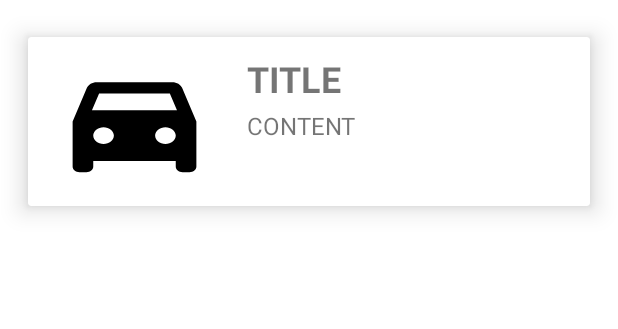
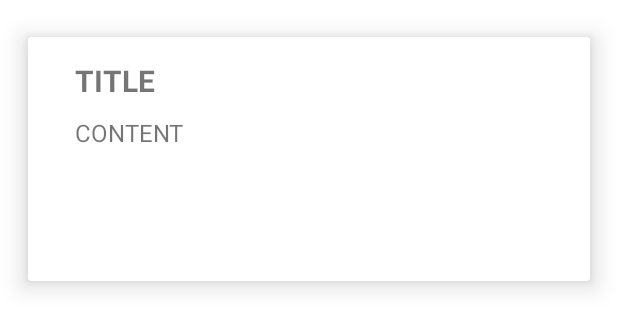
Before and after one commit to SchifName/MyGarage, an Android app: the layout notification_item.xml on its own in the app's theme, with its tools: preview values and no code run, on a phone screen of 412 x 824 dp. Shown: the top 329 px of the screen. Run offline under Robolectric (Android 15) with nearby library versions, the phone set to English and light mode, and no system bars.

Commit message:
Not working+

```diff
--- a/app/src/main/java/com/example/mygarage/notificationManager/modelNotification/Notification.kt
+++ b/app/src/main/java/com/example/mygarage/notificationManager/modelNotification/Notification.kt
@@ -10,5 +10,6 @@ data class Notification(
     @ColumnInfo val title: String,
     @ColumnInfo val content: String,
     @ColumnInfo val brand: String,
-    @ColumnInfo val model: String
+    @ColumnInfo val model: String,
+    @ColumnInfo val mileage: String
 )
--- a/app/src/main/java/com/example/mygarage/notificationManager/viewModelNotificationManager/NotificationManagerViewModel.kt
+++ b/app/src/main/java/com/example/mygarage/notificationManager/viewModelNotificationManager/NotificationManagerViewModel.kt
@@ -26,6 +26,7 @@ class NotificationManagerViewModel(
         carId: Long,
         carBrand: String,
         carModel: String,
+        carMileage: String
     ) {
         val dataToWorker: Data =
             workDataOf(
@@ -47,7 +48,7 @@ class NotificationManagerViewModel(
 
         //Adding notification to the database
         val notification =
-            Notification(title = title, content = content, brand = carBrand, model = carModel)
+            Notification(title = title, content = content, brand = carBrand, model = carModel, mileage = carMileage)
         viewModelScope.launch {
             notificationDao.insert(notification)
         }
--- a/app/src/main/java/com/example/mygarage/ui/addCar/AddNewCarFragment.kt
+++ b/app/src/main/java/com/example/mygarage/ui/addCar/AddNewCarFragment.kt
@@ -160,6 +160,7 @@ class AddNewCarFragment : Fragment() {
             val id = carAddArgs.carId2
             val brand = binding.carBrandAddText.text.toString()
             val model = binding.carModelAddText.text.toString()
+            val mileage = binding.carMileageAddText.text.toString()
 
             if (binding.carMileageAddText.text.toString().toDouble() >= 100000){
                 notificationViewModel.scheduleReminder(
@@ -171,7 +172,8 @@ class AddNewCarFragment : Fragment() {
                     getString(R.string.service_car_context_text, brand, model),
                     id,
                     brand,
-                    model
+                    model,
+                    mileage
                 )
             }
 
@@ -183,7 +185,7 @@ class AddNewCarFragment : Fragment() {
                 FuelType = binding.carFuelTypeAddText.text.toString(),
                 Power = binding.carPowerAddText.text.toString().toInt(),
                 Price = binding.carPriceAddText.text.toString().toDouble(),
-                Mileage = binding.carMileageAddText.text.toString().toDouble(),
+                Mileage = mileage.toDouble(),
                 Image = checkIfInsertIsNull(createBitmapFromView(binding.imageViewAddImage))
             )
 
--- a/app/src/main/res/layout/notification_item.xml
+++ b/app/src/main/res/layout/notification_item.xml
@@ -14,7 +14,7 @@
     <androidx.cardview.widget.CardView
         android:id="@+id/card"
         android:layout_width="match_parent"
-        android:layout_height="150dp"
+        android:layout_height="200dp"
         android:layout_margin="6dp"
         app:cardElevation="10dp"
         app:cardMaxElevation="12dp"
@@ -30,31 +30,18 @@
             android:layout_marginStart="@dimen/card_margin"
             android:layout_marginEnd="@dimen/card_margin">
 
-            <ImageView
-                android:id="@+id/car_image"
-                android:layout_width="110dp"
-                android:layout_height="90dp"
-                android:layout_marginTop="4dp"
-                android:layout_marginBottom="4dp"
-                android:scaleType="fitXY"
-                app:layout_constraintBottom_toBottomOf="parent"
-                app:layout_constraintStart_toStartOf="parent"
-                app:layout_constraintTop_toTopOf="parent"
-                tools:src="@drawable/ic_baseline_directions_car_filled_24">
-
-            </ImageView>
-
             <TextView
                 android:id="@+id/notification_title"
                 android:layout_width="wrap_content"
                 android:layout_height="wrap_content"
-                android:layout_marginStart="20dp"
+                android:layout_marginStart="15dp"
+                android:layout_marginTop="15dp"
                 android:text="@{notification.title}"
                 android:textAllCaps="true"
-                android:textSize="24sp"
+                android:textSize="20sp"
                 android:textStyle="bold"
-                app:layout_constraintStart_toEndOf="@id/car_image"
-                app:layout_constraintTop_toTopOf="@id/car_image"
+                app:layout_constraintStart_toStartOf="parent"
+                app:layout_constraintTop_toTopOf="parent"
                 tools:text="Title">
 
             </TextView>
@@ -63,7 +50,7 @@
                 android:id="@+id/notification_content"
                 android:layout_width="wrap_content"
                 android:layout_height="wrap_content"
-                android:layout_marginTop="4dp"
+                android:layout_marginTop="10dp"
                 android:text="@{notification.content}"
                 android:textAllCaps="true"
                 android:textSize="16sp"
@@ -72,6 +59,36 @@
                 tools:text="Content">
 
             </TextView>
+
+            <TextView
+                android:id="@+id/textView2"
+                android:layout_width="wrap_content"
+                android:layout_height="wrap_content"
+                android:layout_marginBottom="10dp"
+                android:text="@{notification.brand}"
+                android:textSize="12sp"
+                app:layout_constraintBottom_toBottomOf="parent"
+                app:layout_constraintStart_toStartOf="@+id/notification_content" />
+
+            <TextView
+                android:id="@+id/textView3"
+                android:layout_width="wrap_content"
+                android:layout_height="wrap_content"
+                android:text="@{notification.model}"
+                android:textSize="12sp"
+                app:layout_constraintBottom_toBottomOf="@+id/textView2"
+                app:layout_constraintEnd_toStartOf="@+id/textView4"
+                app:layout_constraintStart_toEndOf="@+id/textView2"
+                app:layout_constraintTop_toTopOf="@+id/textView2" />
+
+            <TextView
+                android:id="@+id/textView4"
+                android:layout_width="wrap_content"
+                android:layout_height="wrap_content"
+                android:text="@{notification.mileage}"
+                android:textSize="12sp"
+                app:layout_constraintEnd_toEndOf="parent"
+                app:layout_constraintTop_toTopOf="@+id/textView3" />
         </androidx.constraintlayout.widget.ConstraintLayout>
 
     </androidx.cardview.widget.CardView>
```
